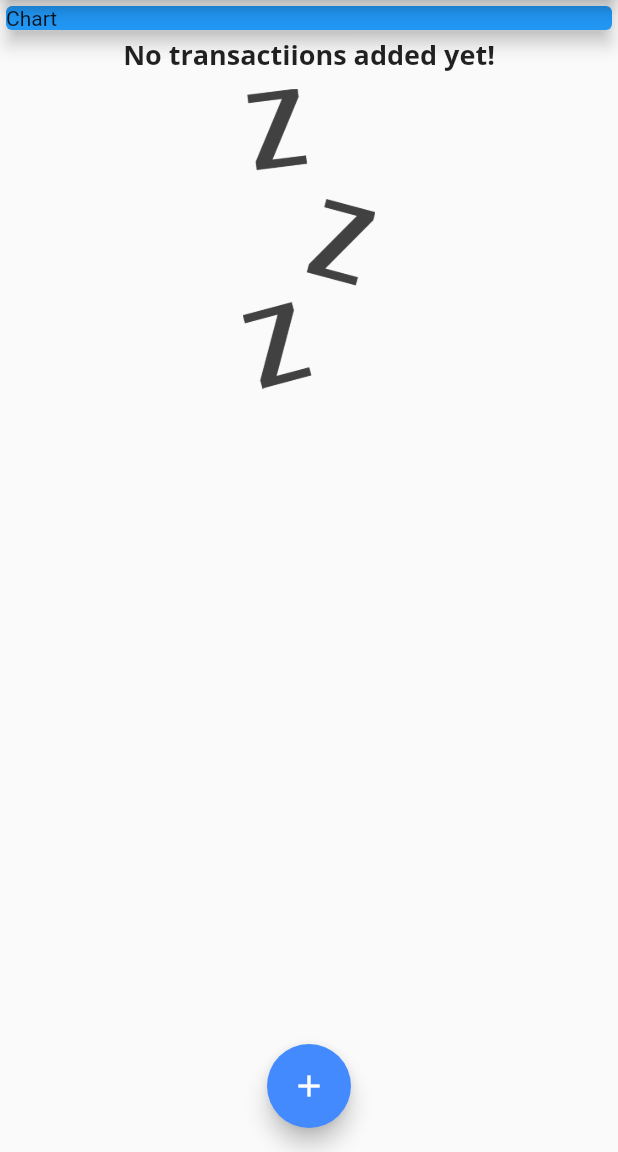
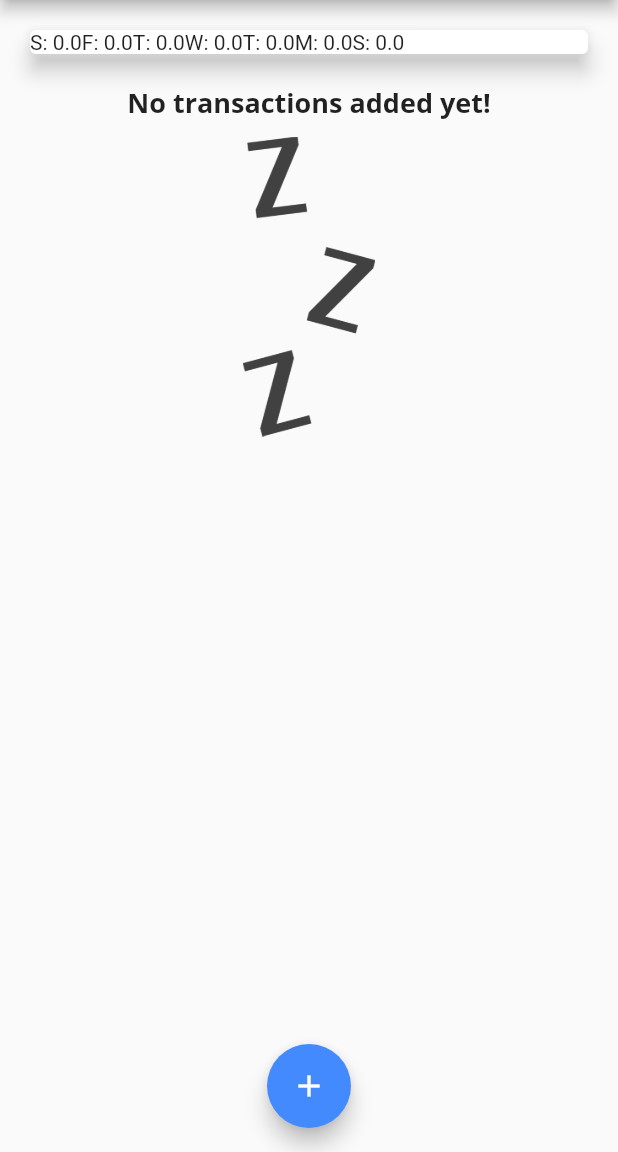
Before and after one commit to pamodaravihansa/Personal_Expenses_App, a Flutter app: the screen it shows after launch, on a phone screen of 412 x 824 dp, the part 84-1236 px from its top. Run offline on Flutter 3.47's test engine with Material 2 defaults, Android fonts, the phone set to English and light mode, and no system bars.

Commit message:
bar chart widget created

```diff
--- a/lib/main.dart
+++ b/lib/main.dart
@@ -2,10 +2,12 @@
 
 import 'package:flutter/gestures.dart';
 import 'package:flutter/material.dart';
+import 'package:personal_expenses_app/widgets/chart.dart';
 import 'package:personal_expenses_app/widgets/transaction_list.dart';
 import './widgets/transaction_list.dart';
 import './widgets/new_transactions.dart';
 import './models/transaction.dart';
+import './widgets/chart.dart';
 
 void main() {
   runApp(MyApp());
@@ -64,6 +66,16 @@ class _MyHomePageState extends State<MyHomePage> {
     // ),
   ];
 
+  List<Transaction> get _recentTransactions {
+    return _userTransactions.where((tx) {
+      return tx.date.isAfter(
+        DateTime.now().subtract(
+          Duration(days: 7),
+        ),
+      );
+    }).toList();
+  }
+
   void _addNewTransaction(String txTitle, double txAmount) {
     final newTx = Transaction(
         title: txTitle,
@@ -104,14 +116,7 @@ class _MyHomePageState extends State<MyHomePage> {
       body: SingleChildScrollView(
         child: Column(
           children: [
-            Container(
-              width: double.infinity,
-              child: Card(
-                color: Colors.blue,
-                child: Text('Chart'),
-                elevation: 5,
-              ),
-            ),
+            Chart(_recentTransactions),
             TransactionList(_userTransactions),
           ],
         ),
--- a/lib/widgets/chart.dart
+++ b/lib/widgets/chart.dart
@@ -21,17 +21,27 @@ class Chart extends StatelessWidget {
           totalSum += recentTransactions[i].amount;
         }
       }
-      return {'day': DateFormat.E(weekDay), 'amount': totalSum};
+
+      print(DateFormat.E().format(weekDay));
+      print(totalSum);
+
+      return {
+        'day': DateFormat.E().format(weekDay).substring(0, 1),
+        'amount': totalSum
+      };
     });
   }
 
   @override
   Widget build(BuildContext context) {
+    print(groupedTransactionValues);
     return Card(
       elevation: 6,
       margin: EdgeInsets.all(20),
       child: Row(
-        children: [],
+        children: groupedTransactionValues.map((data) {
+          return Text('${data['day']}: ${data['amount']}');
+        }).toList(),
       ),
     );
   }
--- a/lib/widgets/transaction_list.dart
+++ b/lib/widgets/transaction_list.dart
@@ -19,7 +19,7 @@ class TransactionList extends StatelessWidget {
           ? Column(
               children: [
                 Text(
-                  'No transactiions added yet!',
+                  'No transactions added yet!',
                   style: Theme.of(context).textTheme.headline6,
                 ),
                 SizedBox(
```
Also changed, not shown: lib/widgets/chart_bar.dart (added, +50 -0 lines).
